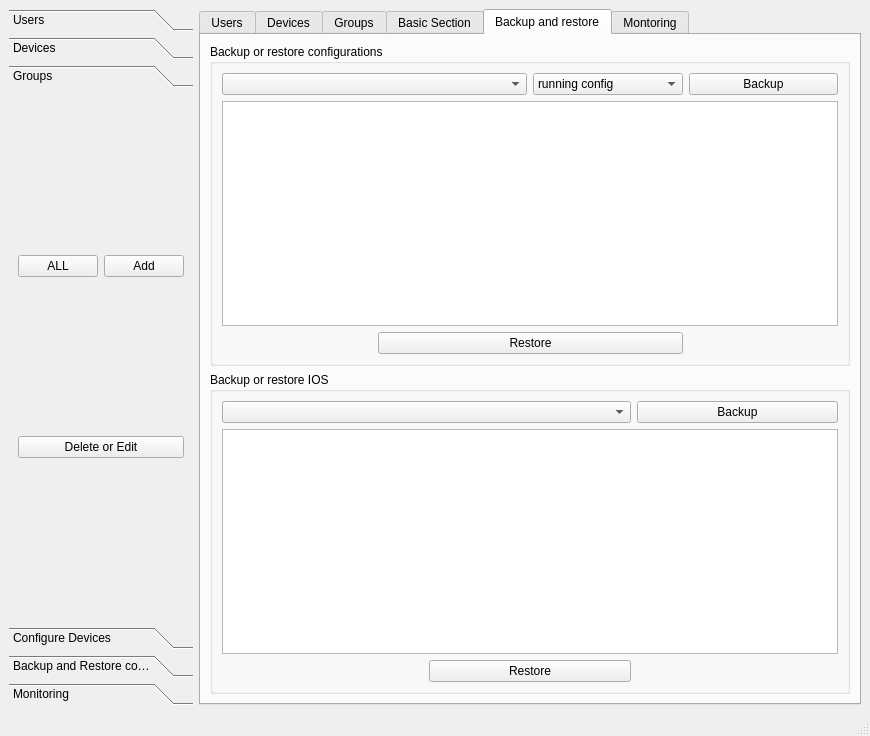
Old version of the form main.ui in the repository saad909/cnsrc.
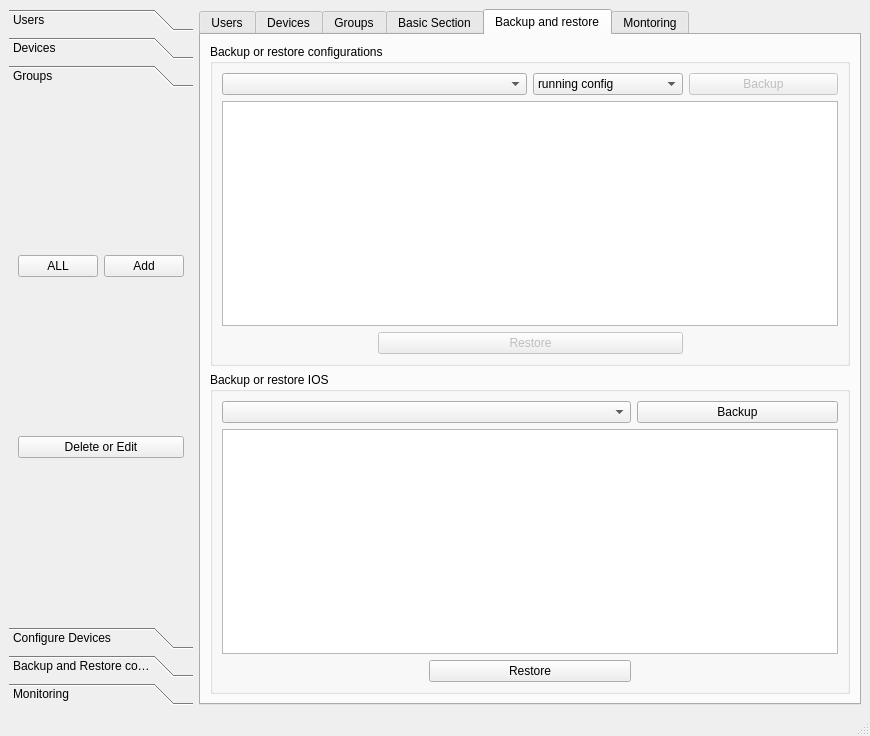
New version of the form. The open tabs and pages were chosen to show the change.

```diff
--- a/main.ui
+++ b/main.ui
@@ -1854,6 +1854,9 @@
            </item>
            <item row="2" column="1" colspan="2">
             <widget class="QPushButton" name="mgmt_config_btn_restore">
+             <property name="enabled">
+              <bool>false</bool>
+             </property>
              <property name="text">
               <string>Restore</string>
              </property>
@@ -1861,6 +1864,9 @@
            </item>
            <item row="0" column="3">
             <widget class="QPushButton" name="mgmt_config_btn_backup">
+             <property name="enabled">
+              <bool>false</bool>
+             </property>
              <property name="text">
               <string>Backup</string>
              </property>
```
Left out of the diff: 8 changed lines with no effect on the pictures.
